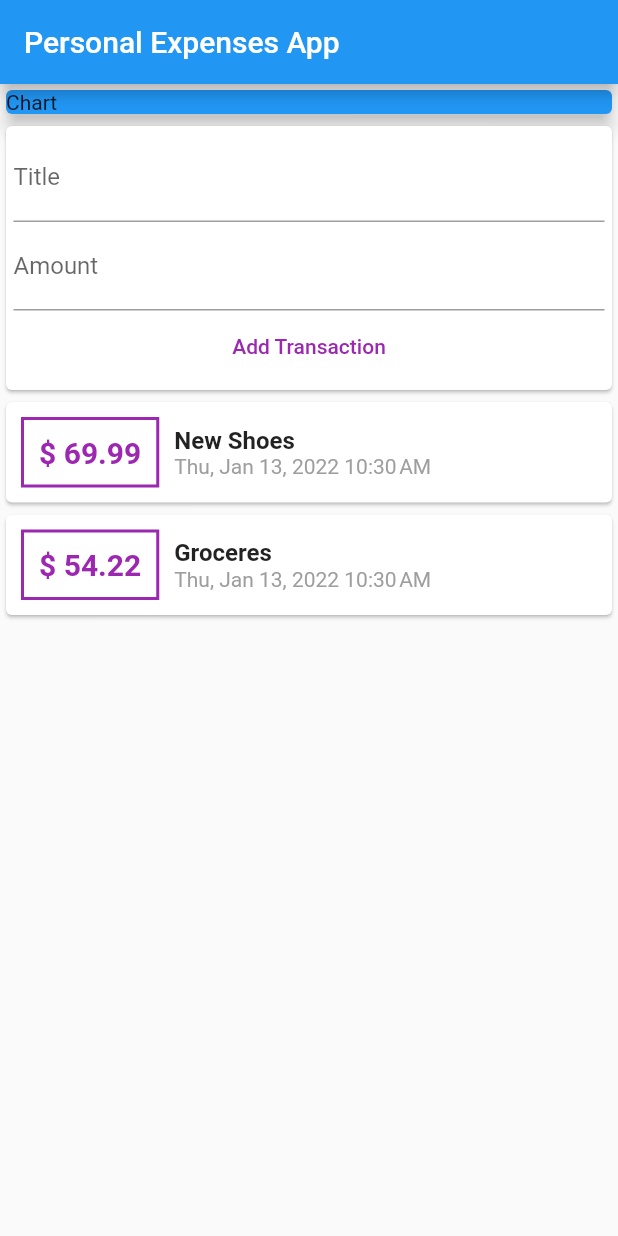
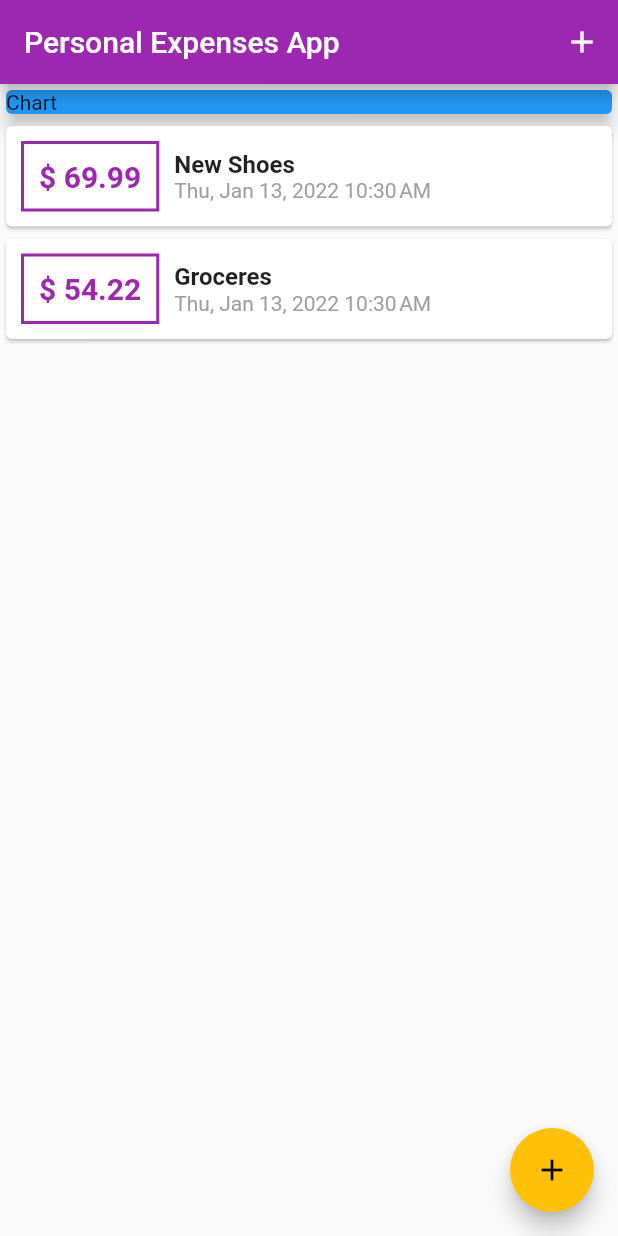
Before and after one commit to sharathbennur/personal_expenses_app, a Flutter app: the screen it shows after launch, on a phone screen of 412 x 824 dp. Run offline on Flutter 3.47's test engine with Material 2 defaults, Android fonts, the phone set to English and light mode, and no system bars.

Commit message:
updated layout, created seperate modal for adding new transactions, added improved validation for entered data, added buttons for adding new transactions

```diff
--- a/lib/main.dart
+++ b/lib/main.dart
@@ -1,28 +1,36 @@
 import 'package:flutter/material.dart';
-import 'package:intl/intl.dart';
+import 'package:uuid/uuid.dart';
 
-import './transaction.dart';
+import './models/transaction.dart';
+import './widgets/new_transaction.dart';
+import './widgets/transaction_list.dart';
 
 void main() {
-  runApp(const MyApp());
+  runApp(MyApp());
 }
 
 class MyApp extends StatelessWidget {
-  const MyApp({Key? key}) : super(key: key);
   @override
   Widget build(BuildContext context) {
     return MaterialApp(
-      title: 'My Flutter App',
+      title: 'Personal Expenses',
       theme: ThemeData(
-        primarySwatch: Colors.blue,
+        primarySwatch: Colors.purple,
+        accentColor: Colors.amber,
       ),
       home: MyHomePage(),
     );
   }
 }
 
-class MyHomePage extends StatelessWidget {
-  final List<Transaction> transactions = [
+class MyHomePage extends StatefulWidget {
+  @override
+  State<MyHomePage> createState() => _MyHomePageState();
+}
+
+class _MyHomePageState extends State<MyHomePage> {
+  var uuid = const Uuid();
+  final List<Transaction> _userTransactions = [
     Transaction(
       id: 't1',
       title: 'New Shoes',
@@ -36,18 +44,46 @@ class MyHomePage extends StatelessWidget {
       transactionDate: DateTime.now(),
     )
   ];
-  // String titleInput = '';
-  // String amountInput = '';
-  final titleController = TextEditingController();
-  final amountController = TextEditingController();
+
+  void _addNewTransaction(String titleTx, double amountTx) {
+    final newTx = Transaction(
+        id: uuid.v1(),
+        title: titleTx,
+        amount: amountTx,
+        transactionDate: DateTime.now());
+
+    setState(() {
+      _userTransactions.add(newTx);
+    });
+  }
+
+  void _startAddNewTransaction(BuildContext ctx) {
+    showModalBottomSheet(
+      context: ctx,
+      builder: (_) {
+        return GestureDetector(
+          onTap: () {},
+          child: NewTransaction(_addNewTransaction),
+          behavior: HitTestBehavior.opaque,
+        );
+      },
+    );
+  }
 
   @override
   Widget build(BuildContext context) {
     return Scaffold(
       appBar: AppBar(
         title: const Text('Personal Expenses App'),
+        actions: <Widget>[
+          IconButton(
+            icon: Icon(Icons.add),
+            onPressed: () => _startAddNewTransaction(context),
           ),
-      body: Column(
+        ],
+      ),
+      body: SingleChildScrollView(
+        child: Column(
           // mainAxisAlignment: MainAxisAlignment.start,
           crossAxisAlignment: CrossAxisAlignment.stretch,
           children: <Widget>[
@@ -59,90 +95,13 @@ class MyHomePage extends StatelessWidget {
                 color: Colors.blue,
               ),
             ),
-          Card(
-            child: Container(
-              padding: const EdgeInsets.all(5),
-              child: Column(
-                crossAxisAlignment: CrossAxisAlignment.center,
-                children: <Widget>[
-                  TextField(
-                    decoration: const InputDecoration(
-                      labelText: 'Title',
-                    ),
-                    controller: titleController,
-                    // onChanged: (val) {
-                    //   titleInput = val;
-                    // },
-                  ),
-                  TextField(
-                    decoration: const InputDecoration(
-                      labelText: 'Amount',
-                    ),
-                    controller: amountController,
-                    // onChanged: (val) {
-                    //   amountInput = val;
-                    // },
-                  ),
-                  TextButton(
-                    onPressed: () {
-                      print(titleController);
-                      print(amountController);
-                    },
-                    child: const Text(
-                      'Add Transaction',
-                      style: TextStyle(color: Colors.purple),
-                    ),
-                  )
+            TransactionList(_userTransactions),
           ],
         ),
       ),
-          ),
-          Column(
-            children: transactions.map((tx) {
-              return Card(
-                child: Row(
-                  children: <Widget>[
-                    Container(
-                      padding: const EdgeInsets.all(10),
-                      margin: const EdgeInsets.symmetric(
-                          vertical: 10, horizontal: 10),
-                      child: Text(
-                        '\$ ${tx.amount}',
-                        style: const TextStyle(
-                          fontWeight: FontWeight.bold,
-                          fontSize: 20,
-                          color: Colors.purple,
-                        ),
-                      ),
-                      decoration: BoxDecoration(
-                          border: Border.all(color: Colors.purple, width: 2)),
-                    ),
-                    Column(
-                      children: <Widget>[
-                        Text(
-                          tx.title,
-                          style: const TextStyle(
-                            fontWeight: FontWeight.bold,
-                            fontSize: 16,
-                          ),
-                        ),
-                        Text(
-                          DateFormat.yMMMEd()
-                              .add_jm()
-                              .format(tx.transactionDate),
-                          style: const TextStyle(
-                            color: Colors.grey,
-                          ),
-                        )
-                      ],
-                      crossAxisAlignment: CrossAxisAlignment.start,
-                    )
-                  ],
-                ),
-              );
-            }).toList(),
-          ),
-        ],
+      floatingActionButton: FloatingActionButton(
+        child: Icon(Icons.add),
+        onPressed: () => _startAddNewTransaction(context),
       ),
     );
   }
--- /dev/null
+++ b/lib/widgets/transaction_list.dart
@@ -0,0 +1,63 @@
+import 'package:flutter/material.dart';
+import 'package:intl/intl.dart';
+
+import '../models/transaction.dart';
+
+class TransactionList extends StatelessWidget {
+  final List<Transaction> transactions;
+
+  TransactionList(this.transactions);
+
+  @override
+  Widget build(BuildContext context) {
+    return Container(
+      height: 300,
+      child: ListView.builder(
+        itemBuilder: (context, index) {
+          return Card(
+            child: Row(
+              children: <Widget>[
+                Container(
+                  padding: const EdgeInsets.all(10),
+                  margin:
+                      const EdgeInsets.symmetric(vertical: 10, horizontal: 10),
+                  child: Text(
+                    '\$ ${transactions[index].amount.toStringAsFixed(2)}',
+                    style: const TextStyle(
+                      fontWeight: FontWeight.bold,
+                      fontSize: 20,
+                      color: Colors.purple,
+                    ),
+                  ),
+                  decoration: BoxDecoration(
+                      border: Border.all(color: Colors.purple, width: 2)),
+                ),
+                Column(
+                  children: <Widget>[
+                    Text(
+                      transactions[index].title,
+                      style: const TextStyle(
+                        fontWeight: FontWeight.bold,
+                        fontSize: 16,
+                      ),
+                    ),
+                    Text(
+                      DateFormat.yMMMEd()
+                          .add_jm()
+                          .format(transactions[index].transactionDate),
+                      style: const TextStyle(
+                        color: Colors.grey,
+                      ),
+                    )
+                  ],
+                  crossAxisAlignment: CrossAxisAlignment.start,
+                )
+              ],
+            ),
+          );
+        },
+        itemCount: transactions.length,
+      ),
+    );
+  }
+}
--- a/pubspec.yaml
+++ b/pubspec.yaml
@@ -30,7 +30,7 @@ dependencies:
   flutter:
     sdk: flutter
   intl: ^0.17.0
-
+  uuid: ^3.0.5
 
   # The following adds the Cupertino Icons font to your application.
   # Use with the CupertinoIcons class for iOS style icons.
```
Also changed, not shown: lib/widgets/new_transaction.dart (added, +68 -0 lines), lib/models/transaction.dart (renamed from lib/transaction.dart), pubspec.lock. Lines whose indentation alone changed are shown as unchanged.
